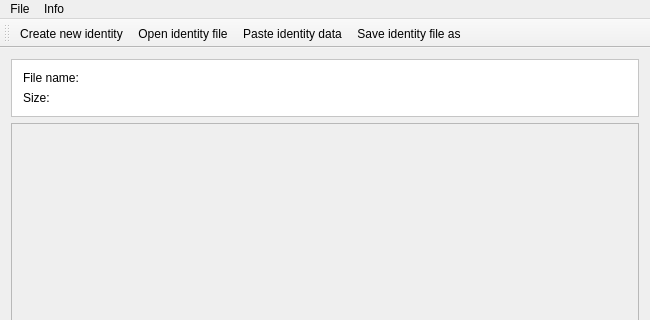
Qt form mainwindow.ui (sqrldev/IdTool) before a commit; both pictures show x 0 to 650 and y 0 to 320 of the 650 by 700 pixel window.
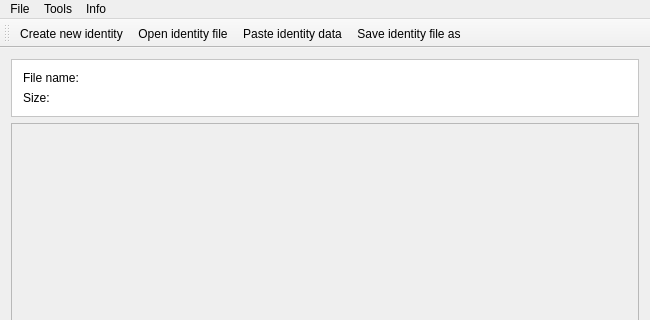
The same form after that commit. Icons and pictures are not drawn.

```diff
--- a/mainwindow.ui
+++ b/mainwindow.ui
@@ -161,7 +161,14 @@
     </property>
     <addaction name="actionAbout"/>
    </widget>
+   <widget class="QMenu" name="menuTools">
+    <property name="title">
+     <string>Tools</string>
+    </property>
+    <addaction name="actionCreateNewBlockType"/>
+   </widget>
    <addaction name="menuFile"/>
+   <addaction name="menuTools"/>
    <addaction name="menuInfo"/>
   </widget>
   <widget class="QToolBar" name="mainToolBar">
```
Left out of the diff: 9 changed lines with no effect on the pictures.
